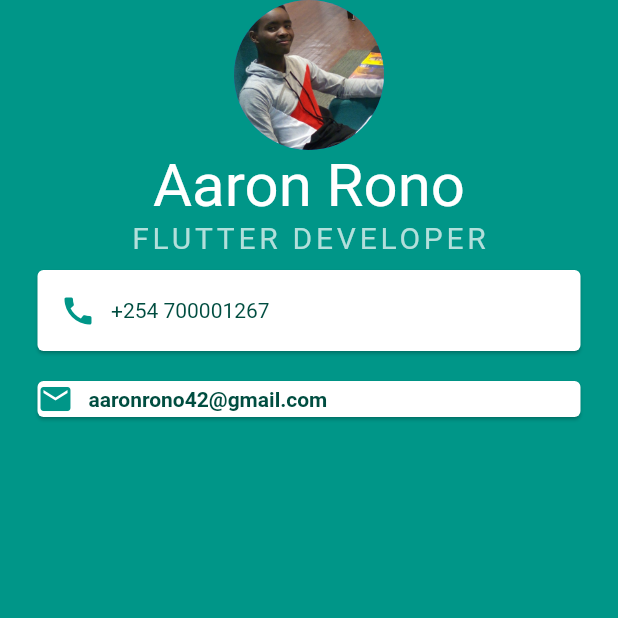
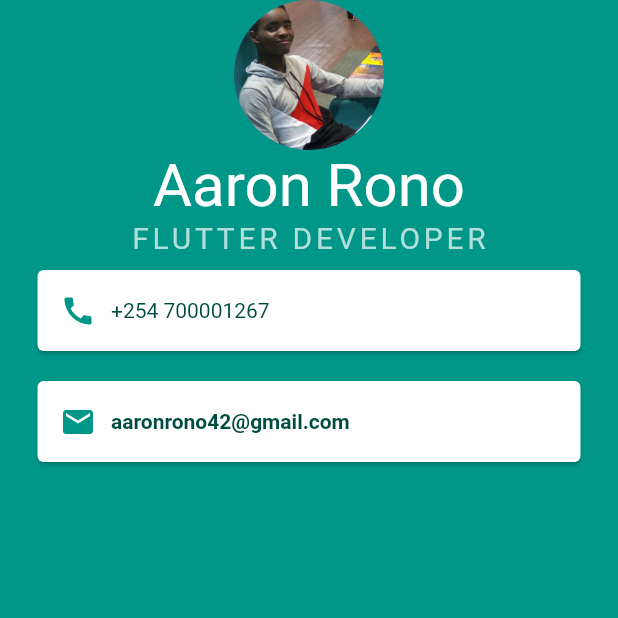
Before and after one commit to aaronkip/Flutter-FolioCard, a Flutter app: the screen it shows after launch, on a phone screen of 412 x 824 dp, the top half of it. Run offline on Flutter 3.47's test engine with Material 2 defaults, Android fonts, the phone set to English and light mode, and no system bars.

Commit message:
row2 padding parent

```diff
--- a/lib/main.dart
+++ b/lib/main.dart
@@ -57,7 +57,9 @@ class MyApp extends StatelessWidget {
               Card(
                 color: Colors.white,
                 margin: EdgeInsets.symmetric(vertical:10, horizontal:25),
-                child: Row(
+                child: Padding(
+                  padding: EdgeInsets.all(15.0),
+                  child: Row(
                   children: <Widget>[
                     Icon(
                       Icons.email,
@@ -75,6 +77,7 @@ class MyApp extends StatelessWidget {
                     ),
                   ],
                 ),
+                ),
               ),
             ],
           ),
```
